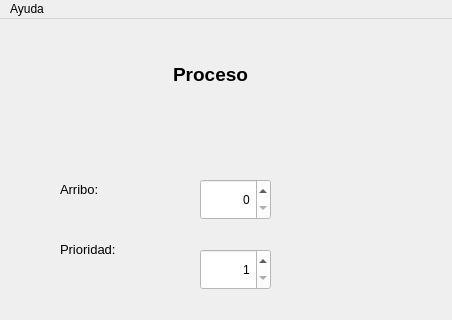
First picture: the form in apps/ui/cargarProceso.ui, repository AlejandroFNadal/SistOp2019, before the edit; both pictures show x 0 to 452 and y 0 to 320 of the 452 by 629 pixel window.
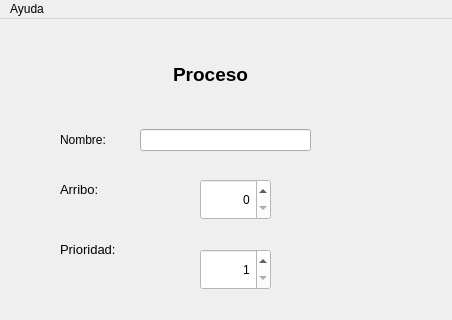
Second picture: the form after the edit.

Commit message: agrego funcion agregar proceso

What changed in the file:
```diff
--- a/apps/ui/cargarProceso.ui
+++ b/apps/ui/cargarProceso.ui
@@ -224,6 +224,29 @@
      <string>RCPU:</string>
     </property>
    </widget>
+   <widget class="QLabel" name="tamMem_2">
+    <property name="geometry">
+     <rect>
+      <x>60</x>
+      <y>100</y>
+      <width>61</width>
+      <height>41</height>
+     </rect>
+    </property>
+    <property name="text">
+     <string>Nombre:</string>
+    </property>
+   </widget>
+   <widget class="QLineEdit" name="lineEdit_Nombre">
+    <property name="geometry">
+     <rect>
+      <x>140</x>
+      <y>110</y>
+      <width>171</width>
+      <height>22</height>
+     </rect>
+    </property>
+   </widget>
   </widget>
   <widget class="QMenuBar" name="menubar">
    <property name="geometry">
```
The commit also changes 7 other files.
